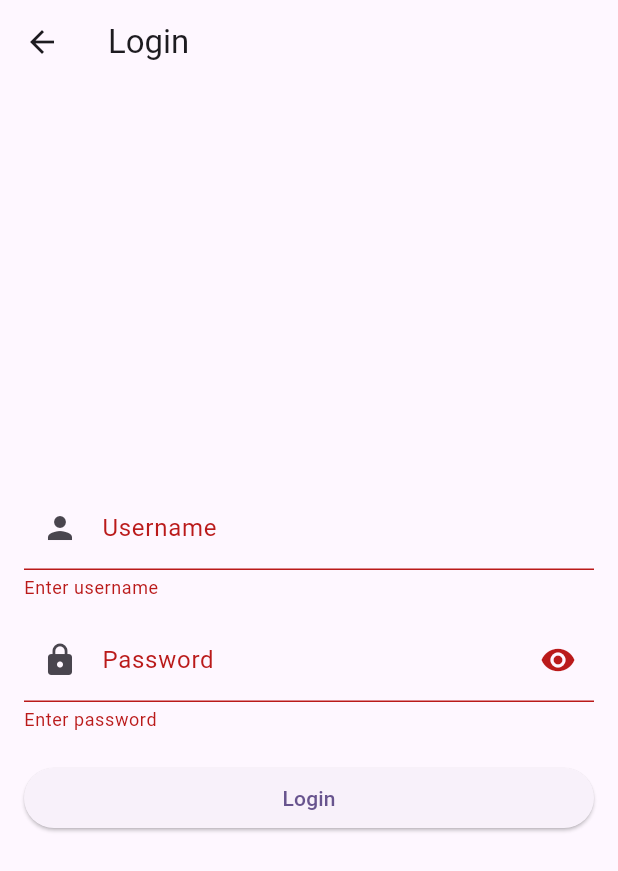
After one commit to QuocAn108/PE_PT_PRM392, a Flutter app: the LoginView screen opened by its route, after a tap on "Login", on a phone screen of 412 x 824 dp. The commit adds this screen. Shown: the top 871 px of the screen. Run offline on Flutter 3.47's test engine with Material 3 defaults, Android fonts, the phone set to English and light mode, and no system bars; our stand-ins replace flutter_dotenv, sqflite; accounts and stored records are empty.

Commit message:
feat: create login view

```diff
--- a/lib/Utils/Routes/app_routes.dart
+++ b/lib/Utils/Routes/app_routes.dart
@@ -1,17 +1,22 @@
 import 'package:flutter/material.dart';
-import '../../View/home_view.dart';
+import 'package:student_management/View/home_view.dart';
+import 'package:student_management/View/login_view.dart';
 
 class AppRoutes {
   static const String home = '/';
+  static const String login = '/login';
 
   static Map<String, WidgetBuilder> getRoutes() {
     return {
+      login: (context) => const LoginView(),
       home: (context) => const HomeView(),
     };
   }
 
   static Route<dynamic>? generateRoute(RouteSettings settings) {
     switch (settings.name) {
+      case login:
+        return MaterialPageRoute(builder: (_) => const LoginView());
       case home:
         return MaterialPageRoute(builder: (_) => const HomeView());
       default:
--- /dev/null
+++ b/lib/View/login_view.dart
@@ -0,0 +1,117 @@
+import 'package:flutter/material.dart';
+import 'package:student_management/Data/Database/account_dao.dart';
+import 'package:student_management/Utils/Routes/app_routes.dart';
+
+class LoginView extends StatefulWidget {
+  const LoginView({super.key});
+
+  @override
+  State<LoginView> createState() => _LoginViewState();
+}
+
+class _LoginViewState extends State<LoginView> {
+  final TextEditingController _usernameController = TextEditingController();
+  final TextEditingController _passwordController = TextEditingController();
+  final GlobalKey<FormState> _formKey = GlobalKey<FormState>();
+  bool _isLoading = false;
+  bool _obscure = true;
+
+  Future<void> _login() async {
+    if (!_formKey.currentState!.validate()) return;
+    setState(() => _isLoading = true);
+
+    try {
+      final dao = AccountDao();
+      final accounts = await dao.getAll();
+      final username = _usernameController.text.trim();
+      final password = _passwordController.text;
+
+      final matched = accounts.firstWhere(
+        (a) => a.username == username && a.passwordHash == password,
+        orElse: () => null as dynamic,
+      );
+
+      if (matched != null) {
+        if (mounted) {
+          ScaffoldMessenger.of(context).showSnackBar(
+            const SnackBar(content: Text('Login successful')),
+          );
+          Navigator.pushReplacementNamed(context, AppRoutes.home);
+        }
+      } else {
+        if (mounted) {
+          ScaffoldMessenger.of(context).showSnackBar(
+            const SnackBar(content: Text('Invalid username or password')),
+          );
+        }
+      }
+    } catch (e) {
+      if (mounted) {
+        ScaffoldMessenger.of(context).showSnackBar(
+          SnackBar(content: Text('Login error: $e')),
+        );
+      }
+    } finally {
+      if (mounted) setState(() => _isLoading = false);
+    }
+  }
+
+  @override
+  Widget build(BuildContext context) {
+    return Scaffold(
+      appBar: AppBar(title: const Text('Login')),
+      body: Padding(
+        padding: const EdgeInsets.all(16.0),
+        child: Center(
+          child: ConstrainedBox(
+            constraints: const BoxConstraints(maxWidth: 400),
+            child: Form(
+              key: _formKey,
+              child: Column(
+                mainAxisSize: MainAxisSize.min,
+                children: [
+                  TextFormField(
+                    controller: _usernameController,
+                    decoration: const InputDecoration(
+                      labelText: 'Username',
+                      prefixIcon: Icon(Icons.person),
+                    ),
+                    validator: (v) => (v == null || v.trim().isEmpty) ? 'Enter username' : null,
+                  ),
+                  const SizedBox(height: 12),
+                  TextFormField(
+                    controller: _passwordController,
+                    decoration: InputDecoration(
+                      labelText: 'Password',
+                      prefixIcon: const Icon(Icons.lock),
+                      suffixIcon: IconButton(
+                        icon: Icon(_obscure ? Icons.visibility : Icons.visibility_off),
+                        onPressed: () => setState(() => _obscure = !_obscure),
+                      ),
+                    ),
+                    obscureText: _obscure,
+                    validator: (v) => (v == null || v.isEmpty) ? 'Enter password' : null,
+                  ),
+                  const SizedBox(height: 20),
+                  SizedBox(
+                    width: double.infinity,
+                    child: ElevatedButton(
+                      onPressed: _isLoading ? null : _login,
+                      child: _isLoading
+                          ? const SizedBox(
+                              width: 20,
+                              height: 20,
+                              child: CircularProgressIndicator(strokeWidth: 2, color: Colors.white),
+                            )
+                          : const Text('Login'),
+                    ),
+                  ),
+                ],
+              ),
+            ),
+          ),
+        ),
+      ),
+    );
+  }
+}
```
